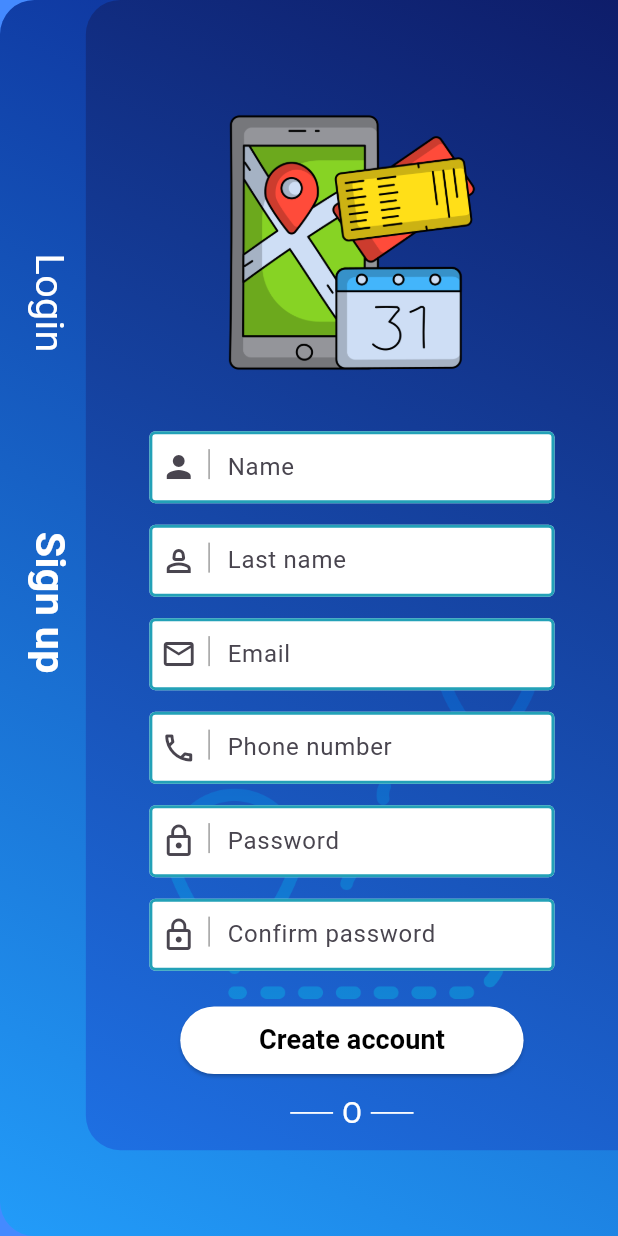
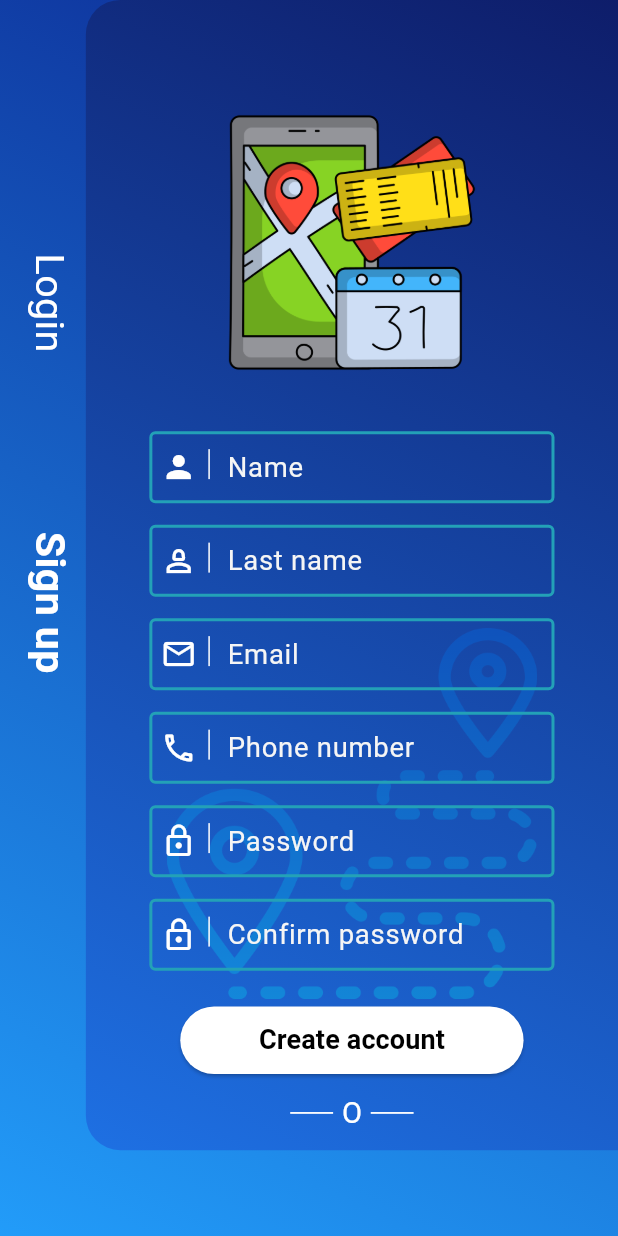
Before and after one commit to neyen-s/inDriver-uber-clone, a Flutter app: the SignUpPage screen opened by its route, on a phone screen of 412 x 824 dp. Run offline on Flutter 3.47's test engine with Material 3 defaults, Android fonts, the phone set to English and light mode, and no system bars; our stand-ins replace bloc, device_preview, equatable, flutter_bloc, flutter_screenutil, formz; statements that could not run were skipped.

Commit message:
Created auth structure

```diff
--- a/lib/core/common/widgets/default_text_field_outlined.dart
+++ b/lib/core/common/widgets/default_text_field_outlined.dart
@@ -78,8 +78,8 @@ class DefaultTextFieldOutlined extends StatelessWidget {
                   child: Wrap(
                     alignment: WrapAlignment.spaceEvenly,
                     children: [
-                      Icon(prefixIcon),
-                      Container(height: 20, width: 1, color: Colors.grey),
+                      Icon(prefixIcon, color: Colors.white),
+                      Container(height: 20, width: 1, color: Colors.white),
                     ],
                   ),
                 )
--- a/lib/presentation/pages/auth/sign-up/sign_up_content.dart
+++ b/lib/presentation/pages/auth/sign-up/sign_up_content.dart
@@ -23,6 +23,7 @@ class _SignUpContentState extends State<SignUpContent> {
         AuthBackground(
           cardHeight: context.height,
           cardWidth: context.width,
+          borderRadius: BorderRadius.zero,
           padding: EdgeInsets.only(left: 12.w),
           gradientColors: const [
             Color.fromARGB(255, 12, 38, 145),
@@ -42,7 +43,6 @@ class _SignUpContentState extends State<SignUpContent> {
         AuthBackground(
           cardHeight: context.height * 0.95,
           cardWidth: context.width,
-
           gradientColors: const [
             Color.fromARGB(255, 14, 29, 106),
             Color.fromARGB(255, 30, 112, 227),
@@ -67,9 +67,12 @@ class _SignUpContentState extends State<SignUpContent> {
                         controller: TextEditingController(),
                         componentMargin: EdgeInsets.symmetric(horizontal: 12.w),
                         hintText: 'Name',
+                        hintStyle: TextStyle(
+                          color: Colors.grey[100],
+                          fontSize: 16.sp,
+                        ),
+
                         prefixIcon: Icons.person,
-                        filled: true,
-                        fillColour: Colors.white,
                       ),
                       SizedBox(height: 12.h),
                       DefaultTextFieldOutlined(
@@ -77,9 +80,12 @@ class _SignUpContentState extends State<SignUpContent> {
                         componentMargin: EdgeInsets.symmetric(horizontal: 12.w),
 
                         hintText: 'Last name',
+                        hintStyle: TextStyle(
+                          color: Colors.grey[100],
+                          fontSize: 16.sp,
+                        ),
+
                         prefixIcon: Icons.person_2_outlined,
-                        filled: true,
-                        fillColour: Colors.white,
                       ),
                       SizedBox(height: 12.h),
                       DefaultTextFieldOutlined(
@@ -87,9 +93,12 @@ class _SignUpContentState extends State<SignUpContent> {
                         componentMargin: EdgeInsets.symmetric(horizontal: 12.w),
 
                         hintText: 'Email',
+                        hintStyle: TextStyle(
+                          color: Colors.grey[100],
+                          fontSize: 16.sp,
+                        ),
+
                         prefixIcon: Icons.email_outlined,
-                        filled: true,
-                        fillColour: Colors.white,
                       ),
                       SizedBox(height: 12.h),
                       DefaultTextFieldOutlined(
@@ -97,9 +106,12 @@ class _SignUpContentState extends State<SignUpContent> {
                         componentMargin: EdgeInsets.symmetric(horizontal: 12.w),
 
                         hintText: 'Phone number',
+                        hintStyle: TextStyle(
+                          color: Colors.grey[100],
+                          fontSize: 16.sp,
+                        ),
+
                         prefixIcon: Icons.phone_outlined,
-                        filled: true,
-                        fillColour: Colors.white,
                       ),
                       SizedBox(height: 12.h),
                       DefaultTextFieldOutlined(
@@ -107,9 +119,12 @@ class _SignUpContentState extends State<SignUpContent> {
                         componentMargin: EdgeInsets.symmetric(horizontal: 12.w),
 
                         hintText: 'Password',
+                        hintStyle: TextStyle(
+                          color: Colors.grey[100],
+                          fontSize: 16.sp,
+                        ),
+
                         prefixIcon: Icons.lock_outline,
-                        filled: true,
-                        fillColour: Colors.white,
                       ),
                       SizedBox(height: 12.h),
                       DefaultTextFieldOutlined(
@@ -117,9 +132,12 @@ class _SignUpContentState extends State<SignUpContent> {
                         componentMargin: EdgeInsets.symmetric(horizontal: 12.w),
 
                         hintText: 'Confirm password',
+                        hintStyle: TextStyle(
+                          color: Colors.grey[100],
+                          fontSize: 16.sp,
+                        ),
+
                         prefixIcon: Icons.lock_outline,
-                        filled: true,
-                        fillColour: Colors.white,
                       ),
 
                       DefaultButton(
@@ -185,9 +203,11 @@ class _SignUpContentState extends State<SignUpContent> {
     );
   }
 
-  Row _alreadyHaveAnAccount() {
-    return Row(
-      mainAxisAlignment: MainAxisAlignment.center,
+  Widget _alreadyHaveAnAccount() {
+    return Wrap(
+      alignment: WrapAlignment.center,
+      crossAxisAlignment: WrapCrossAlignment.center,
+      spacing: 4,
       children: [
         Text(
           'Already have an account?',
@@ -198,12 +218,12 @@ class _SignUpContentState extends State<SignUpContent> {
           onTap: () {
             Navigator.pushReplacementNamed(context, SignInPage.routeName);
           },
-          child: const Text(
+          child: Text(
             'sign in',
             style: TextStyle(
               color: Colors.white,
               fontWeight: FontWeight.bold,
-              fontSize: 16,
+              fontSize: 16.sp,
             ),
           ),
         ),
--- a/lib/presentation/pages/auth/widgets/auth_background.dart
+++ b/lib/presentation/pages/auth/widgets/auth_background.dart
@@ -7,6 +7,7 @@ class AuthBackground extends StatelessWidget {
     required this.cardWidth,
     required this.gradientColors,
     required this.child,
+    this.borderRadius,
     this.margin,
     this.padding,
     super.key,
@@ -18,6 +19,7 @@ class AuthBackground extends StatelessWidget {
   final double cardWidth;
   final EdgeInsetsGeometry? margin;
   final EdgeInsetsGeometry? padding;
+  final BorderRadiusGeometry? borderRadius;
 
   @override
   Widget build(BuildContext context) {
@@ -32,10 +34,12 @@ class AuthBackground extends StatelessWidget {
           end: Alignment.bottomLeft,
           colors: gradientColors,
         ),
-        borderRadius: BorderRadius.only(
-          bottomLeft: Radius.circular(20.r),
-          topLeft: Radius.circular(20.r),
-        ),
+        borderRadius:
+            borderRadius ??
+            BorderRadius.only(
+              bottomLeft: Radius.circular(20.r),
+              topLeft: Radius.circular(20.r),
+            ),
       ),
       child: child,
     );
```
Also changed, not shown: lib/domain/entities/auth/email_entity.dart (added, +14 -0 lines), lib/domain/entities/auth/password_entity.dart (added, +12 -0 lines), lib/main.dart (+30 -12 lines), lib/presentation/pages/auth/login/sign_in_content.dart (deleted, +0 -193 lines), lib/presentation/pages/auth/sign-in/bloc/sign_in_bloc.dart (added, +72 -0 lines), lib/presentation/pages/auth/sign-in/bloc/sign_in_event.dart (added, +15 -0 lines), lib/presentation/pages/auth/sign-in/bloc/sign_in_state.dart (added, +48 -0 lines), lib/presentation/pages/auth/sign-in/sign_in_content.dart (added, +241 -0 lines), pubspec.yaml (+8 -0 lines), lib/presentation/pages/auth/sign-in/sign_in_page.dart (renamed from lib/presentation/pages/auth/login/sign_in_page.dart), pubspec.lock, 1 other file.
